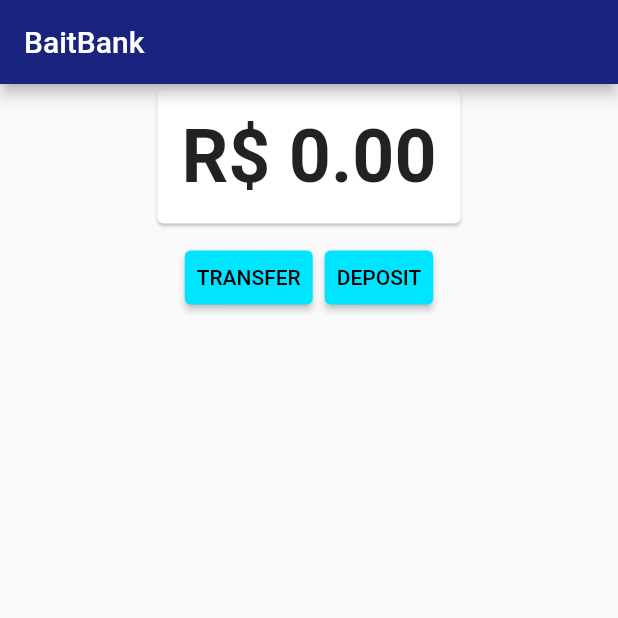
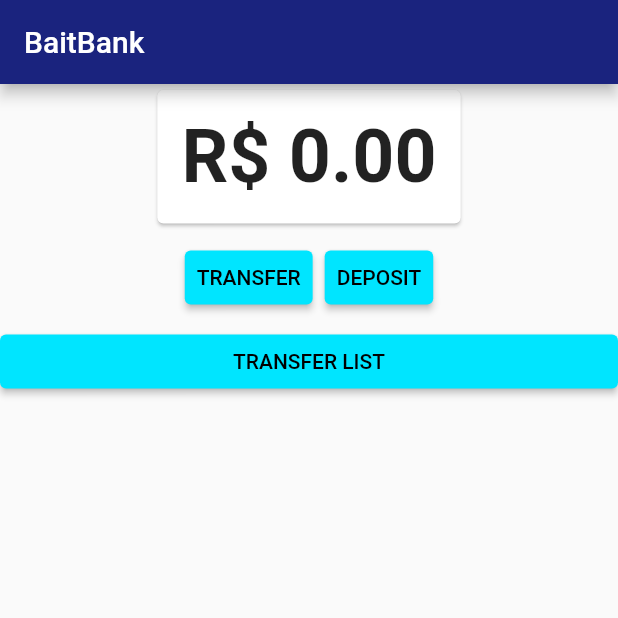
Before and after one commit to MisorWyvern/study_a_flutter_app, a Flutter app: the screen it shows after launch, on a phone screen of 412 x 824 dp, the top half of it. Run offline on Flutter 3.47's test engine with Material 2 defaults, Android fonts, the phone set to English and light mode, and no system bars.

Commit message:
add button on dashboard to transfer list (AULA 5.1 - Provider)

```diff
--- a/lib/pages/dashboard_page.dart
+++ b/lib/pages/dashboard_page.dart
@@ -5,6 +5,7 @@ import 'package:study_a_flutter_app/widgets/saldo_card.dart';
 
 import '../models/saldo.dart';
 import 'formulario_transferencia.dart';
+import 'lista_transferencias.dart';
 
 class Dashboard extends StatelessWidget {
   @override
@@ -24,19 +25,27 @@ class Dashboard extends StatelessWidget {
             children: [
               RaisedButton(
                 onPressed: () {
-                  Navigator.of(context)
-                      .push(MaterialPageRoute(builder: (context) => FormularioTransferencia("Make a Transfer")));
+                  Navigator.of(context).push(MaterialPageRoute(
+                      builder: (context) =>
+                          FormularioTransferencia("Make a Transfer")));
                 },
                 child: Text("Transfer".toUpperCase()),
               ),
               RaisedButton(
                 onPressed: () {
-                  Navigator.of(context)
-                      .push(MaterialPageRoute(builder: (context) => DepositForm()));
+                  Navigator.of(context).push(
+                      MaterialPageRoute(builder: (context) => DepositForm()));
                 },
                 child: Text("Deposit".toUpperCase()),
               ),
             ],
+          ),
+          RaisedButton(
+            onPressed: () {
+              Navigator.of(context)
+                  .push(MaterialPageRoute(builder: (context) => ListaTransferencias("Transfer List")));
+            },
+            child: Text("Transfer List".toUpperCase()),
           ),
         ],
       ),
```
